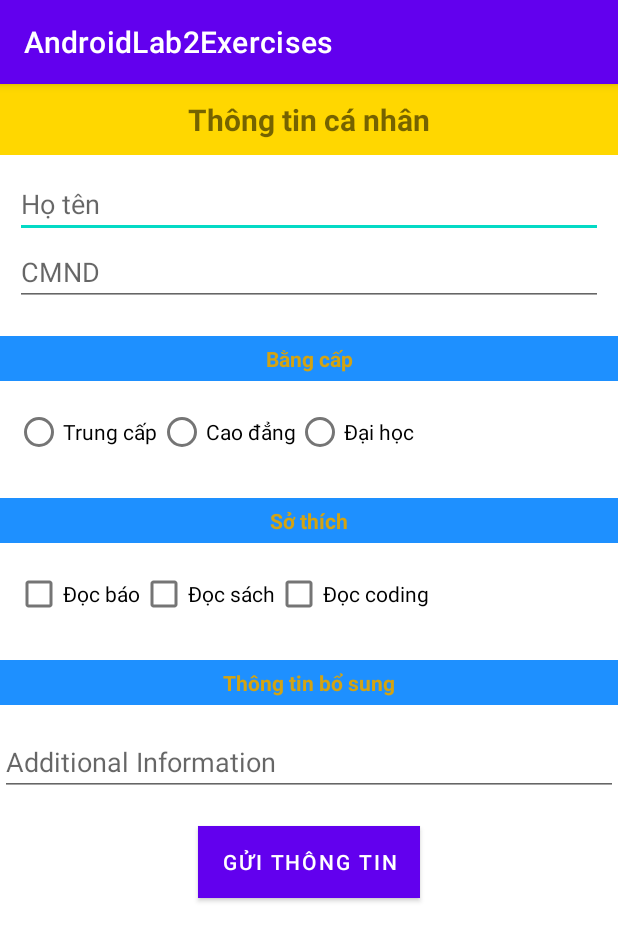
After one commit to HowardPeter/AndroidApp_Lab2, an Android app: the Activity1Lab2Bai4 screen opened directly, with no data from a screen before it, on a phone screen of 412 x 824 dp. The commit adds this screen. Shown: the top 941 px of the screen. Run offline under Robolectric (Android 15) with nearby library versions, the phone set to English and light mode, and no system bars.

Commit message:
Complete exercise 4

```diff
--- a/app/src/main/AndroidManifest.xml
+++ b/app/src/main/AndroidManifest.xml
@@ -11,6 +11,12 @@
         android:supportsRtl="true"
         android:theme="@style/Theme.AndroidLab2Exercises"
         tools:targetApi="31">
+        <activity
+            android:name=".Activity2Lab2Bai4"
+            android:exported="false" />
+        <activity
+            android:name=".Activity1Lab2Bai4"
+            android:exported="false" />
         <activity
             android:name=".ActivityLab2Bai3"
             android:exported="false" />
--- /dev/null
+++ b/app/src/main/java/android/example/androidlab2exercises/Activity1Lab2Bai4.java
@@ -0,0 +1,69 @@
+package android.example.androidlab2exercises;
+
+import androidx.appcompat.app.AppCompatActivity;
+
+import android.content.Intent;
+import android.os.Bundle;
+import android.view.View;
+import android.widget.Button;
+import android.widget.CheckBox;
+import android.widget.EditText;
+import android.widget.RadioButton;
+import android.widget.RadioGroup;
+
+import java.util.ArrayList;
+
+public class Activity1Lab2Bai4 extends AppCompatActivity {
+    EditText edtHoTen, edtCMND, edtAdditionalInfor;
+    RadioGroup rbDegree;
+    CheckBox cbDocBao, cbDocSach, cbCoding;
+    Button btnSubmit;
+
+    @Override
+    protected void onCreate(Bundle savedInstanceState) {
+        super.onCreate(savedInstanceState);
+        setContentView(R.layout.activity1_lab2_bai4);
+        addControl();
+        addEvent();
+    }
+    void addControl()
+    {
+        edtHoTen = (EditText) findViewById(R.id.edtHoTen);
+        edtCMND = (EditText) findViewById(R.id.edtCMND);
+        edtAdditionalInfor = (EditText) findViewById(R.id.edtAdditionalInfo);
+        rbDegree = (RadioGroup) findViewById(R.id.rbDegree);
+        cbDocBao = (CheckBox) findViewById(R.id.cbDocBao);
+        cbDocSach = (CheckBox) findViewById(R.id.cbDocSach);
+        cbCoding = (CheckBox) findViewById(R.id.cbCoding);
+        btnSubmit = (Button) findViewById(R.id.btnSubmit);
+    }
+    void addEvent()
+    {
+        btnSubmit.setOnClickListener(new View.OnClickListener() {
+            @Override
+            public void onClick(View view) {
+                RadioButton rbSelected = findViewById(rbDegree.getCheckedRadioButtonId());
+                StringBuilder hobbies = new StringBuilder();
+                if(cbDocBao.isChecked()){
+                    hobbies.append(cbDocBao.getText().toString()).append(" - ");
+                }
+                if(cbDocSach.isChecked()){
+                    hobbies.append(cbDocSach.getText().toString()).append(" - ");
+                }
+                if(cbCoding.isChecked()){
+                    hobbies.append(cbCoding.getText().toString());
+                }
+
+                Intent intent = new Intent(Activity1Lab2Bai4.this, Activity2Lab2Bai4.class);
+
+                intent.putExtra("Ho ten", edtHoTen.getText().toString());
+                intent.putExtra("CMND", edtCMND.getText().toString());
+                intent.putExtra("Additional Infor", edtAdditionalInfor.getText().toString());
+                intent.putExtra("Bang cap", rbSelected.getText().toString());
+                intent.putExtra("So thich", hobbies.toString());
+
+                startActivity(intent);
+            }
+        });
+    }
+}
--- a/app/src/main/java/android/example/androidlab2exercises/MainActivity.java
+++ b/app/src/main/java/android/example/androidlab2exercises/MainActivity.java
@@ -43,7 +43,7 @@ public class MainActivity extends AppCompatActivity {
     {
         moveToActivity(btnBai12, ActivityLab2Bai1Bai2.class);
         moveToActivity(btnBai3, ActivityLab2Bai3.class);
-//        moveToActivity(btnBai4, ActivityLab2Bai3.class);
+        moveToActivity(btnBai4, Activity1Lab2Bai4.class);
 //        moveToActivity(btnBai5, ActivityLab2Bai3.class);
     }
 }
--- /dev/null
+++ b/app/src/main/res/layout/activity1_lab2_bai4.xml
@@ -0,0 +1,135 @@
+<?xml version="1.0" encoding="utf-8"?>
+<LinearLayout xmlns:android="http://schemas.android.com/apk/res/android"
+    android:layout_width="match_parent"
+    android:layout_height="match_parent"
+    android:orientation="vertical">
+
+    <TextView
+        android:layout_width="match_parent"
+        android:layout_height="wrap_content"
+        android:text="@string/th_ng_tin_c_nh_n"
+        android:textSize="20sp"
+        android:textStyle="bold"
+        android:gravity="center"
+        android:background="#FFD700"
+        android:padding="10dp" />
+
+    <LinearLayout
+        android:layout_width="match_parent"
+        android:layout_height="wrap_content"
+        android:orientation="vertical"
+        android:padding="10dp">
+
+        <EditText
+            android:id="@+id/edtHoTen"
+            android:layout_width="match_parent"
+            android:layout_height="wrap_content"
+            android:hint="@string/h_t_n" />
+
+        <EditText
+            android:id="@+id/edtCMND"
+            android:layout_width="match_parent"
+            android:layout_height="wrap_content"
+            android:hint="@string/cmnd" />
+    </LinearLayout>
+
+    <TextView
+        android:layout_width="match_parent"
+        android:layout_height="30dp"
+        android:textStyle="bold"
+        android:background="#1E90FF"
+        android:textColor="#D3A312"
+        android:gravity="center"
+        android:layout_marginTop="10dp"
+        android:text="@string/b_ng_c_p"/>
+
+    <RadioGroup
+        android:id="@+id/rbDegree"
+        android:layout_width="match_parent"
+        android:layout_height="wrap_content"
+        android:orientation="horizontal"
+        android:padding="10dp">
+
+        <RadioButton
+            android:id="@+id/rbTrungCap"
+            android:layout_width="wrap_content"
+            android:layout_height="wrap_content"
+            android:text="@string/trung_c_p" />
+
+        <RadioButton
+            android:id="@+id/rbCaoDang"
+            android:layout_width="wrap_content"
+            android:layout_height="wrap_content"
+            android:text="@string/cao_ng" />
+
+        <RadioButton
+            android:id="@+id/rbDaiHoc"
+            android:layout_width="wrap_content"
+            android:layout_height="wrap_content"
+            android:text="@string/i_h_c" />
+    </RadioGroup>
+
+    <TextView
+        android:layout_width="match_parent"
+        android:layout_height="30dp"
+        android:textStyle="bold"
+        android:background="#1E90FF"
+        android:textColor="#D3A312"
+        android:gravity="center"
+        android:layout_marginTop="10dp"
+        android:text="@string/s_th_ch"/>
+
+    <LinearLayout
+        android:layout_width="match_parent"
+        android:layout_height="wrap_content"
+        android:orientation="horizontal"
+        android:padding="10dp">
+
+        <CheckBox
+            android:id="@+id/cbDocBao"
+            android:layout_width="wrap_content"
+            android:layout_height="wrap_content"
+            android:text="@string/c_b_o" />
+
+        <CheckBox
+            android:id="@+id/cbDocSach"
+            android:layout_width="wrap_content"
+            android:layout_height="wrap_content"
+
+            android:text="@string/c_s_ch" />
+
+        <CheckBox
+            android:id="@+id/cbCoding"
+            android:layout_width="wrap_content"
+            android:layout_height="wrap_content"
+            android:text="@string/c_coding" />
+    </LinearLayout>
+
+    <TextView
+        android:layout_width="match_parent"
+        android:layout_height="30dp"
+        android:textStyle="bold"
+        android:background="#1E90FF"
+        android:textColor="#D3A312"
+        android:gravity="center"
+        android:layout_marginTop="10dp"
+        android:text="@string/th_ng_tin_b_sung"/>
+
+    <EditText
+        android:id="@+id/edtAdditionalInfo"
+        android:layout_width="match_parent"
+        android:layout_height="wrap_content"
+        android:layout_marginTop="15dp"
+        android:inputType="textMultiLine"
+        android:hint="@string/additional_information" />
+
+    <Button
+        android:id="@+id/btnSubmit"
+        android:layout_width="wrap_content"
+        android:layout_height="wrap_content"
+        android:layout_gravity="center"
+        android:layout_marginTop="20dp"
+        android:background="#FFD700"
+        android:text="@string/g_i_th_ng_tin"/>
+
+</LinearLayout>
--- a/app/src/main/res/values/strings.xml
+++ b/app/src/main/res/values/strings.xml
@@ -1,3 +1,17 @@
 <resources>
     <string name="app_name">AndroidLab2Exercises</string>
+    <string name="additional_information">Additional Information</string>
+    <string name="g_i_th_ng_tin">Gửi thông tin</string>
+    <string name="th_ng_tin_b_sung">Thông tin bổ sung</string>
+    <string name="c_coding">Đọc coding</string>
+    <string name="c_s_ch">Đọc sách</string>
+    <string name="c_b_o">Đọc báo</string>
+    <string name="s_th_ch">Sở thích</string>
+    <string name="i_h_c">Đại học</string>
+    <string name="trung_c_p">Trung cấp</string>
+    <string name="cao_ng">Cao đẳng</string>
+    <string name="b_ng_c_p">Bằng cấp</string>
+    <string name="cmnd">CMND</string>
+    <string name="h_t_n">Họ tên</string>
+    <string name="th_ng_tin_c_nh_n">Thông tin cá nhân</string>
 </resources>
```
Also changed, not shown: app/src/main/java/android/example/androidlab2exercises/Activity2Lab2Bai4.java (added, +48 -0 lines), app/src/main/res/layout/activity_activity2_lab2_bai4.xml (added, +34 -0 lines).
